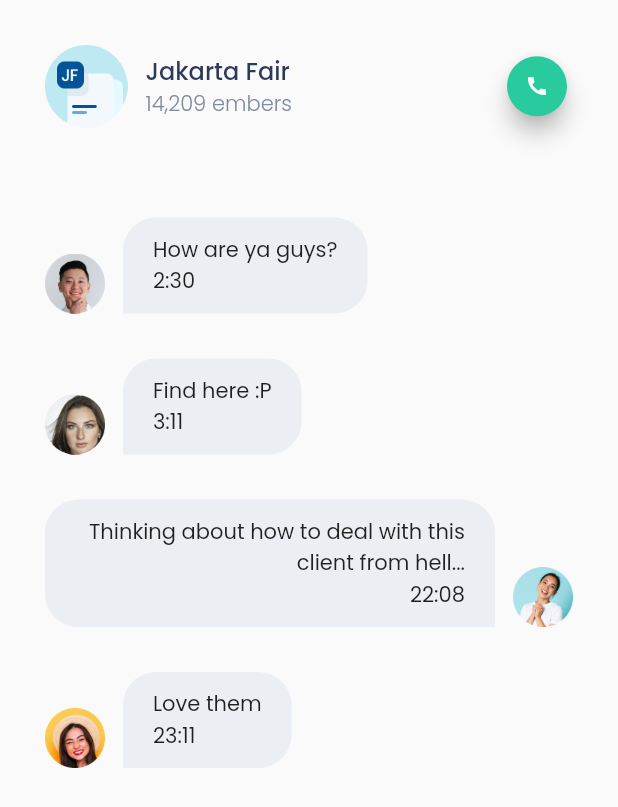
After one commit to FachrulRivaldy/bwa_chatty, a Flutter app: the screen it shows after launch, after a tap on "Jakarta Fair", on a phone screen of 412 x 824 dp. The commit adds this screen. Shown: the top 807 px of the screen. Run offline on Flutter 3.47's test engine with Material 2 defaults, Android fonts, the phone set to English and light mode, and no system bars.

Commit message:
Chatty 10 (End)

```diff
--- /dev/null
+++ b/lib/pages/chat_pages.dart
@@ -0,0 +1,77 @@
+import 'package:bwa_chatty/widgets/chat_bubble.dart';
+import 'package:flutter/material.dart';
+import 'package:bwa_chatty/theme.dart';
+
+class ChatPages extends StatelessWidget {
+  @override
+  Widget build(BuildContext context) {
+    return Scaffold(
+      body: SafeArea(
+          child: Padding(
+        padding: const EdgeInsets.all(30.0),
+        child: Center(
+          child: Column(
+            children: [
+              Row(
+                children: [
+                  Image.asset(
+                    'assets/images/group1.png',
+                    height: 55,
+                    width: 55,
+                  ),
+                  SizedBox(
+                    width: 12,
+                  ),
+                  Column(
+                    crossAxisAlignment: CrossAxisAlignment.start,
+                    children: [
+                      Text(
+                        "Jakarta Fair",
+                        style: titleTextStyle,
+                      ),
+                      Text("14,209 embers", style: subtitleTextStyle)
+                    ],
+                  ),
+                  Spacer(),
+                  FloatingActionButton(
+                    onPressed: () {},
+                    child: Icon(
+                      Icons.call,
+                      size: 16,
+                    ),
+                    backgroundColor: greenColor,
+                    mini: true,
+                  ),
+                ],
+              ),
+              SizedBox(
+                height: 30,
+              ),
+              ChatBubbleLeft(
+                imageUrl: 'assets/images/friend1.png',
+                text: 'How are ya guys?',
+                time: '2:30',
+              ),
+              ChatBubbleLeft(
+                imageUrl: 'assets/images/friend3.png',
+                text: 'Find here :P',
+                time: '3:11',
+              ),
+              ChatBubbleRight(
+                imageUrl: 'assets/images/profile.png',
+                text:
+                    'Thinking about how to deal with this client from hell...',
+                time: '22:08',
+              ),
+              ChatBubbleLeft(
+                imageUrl: 'assets/images/friend2.png',
+                text: 'Love them',
+                time: '23:11',
+              ),
+            ],
+          ),
+        ),
+      )),
+    );
+  }
+}
--- a/lib/pages/homepage.dart
+++ b/lib/pages/homepage.dart
@@ -1,3 +1,4 @@
+import 'package:bwa_chatty/pages/chat_pages.dart';
 import 'package:bwa_chatty/widgets/chat_tile.dart';
 import 'package:flutter/material.dart';
 import '../theme.dart';
@@ -88,12 +89,20 @@ class HomePage extends StatelessWidget {
                       "Groups",
                       style: titleTextStyle,
                     ),
-                    ChatTile(
-                      imageUrl: 'assets/images/group1.png',
-                      name: "Jakarta Fair",
-                      subText: "Why does everyone ca...",
-                      time: "11:11",
-                      unread: false,
+                    InkWell(
+                      onTap: () {
+                        Navigator.push(
+                            context,
+                            MaterialPageRoute(
+                                builder: (context) => ChatPages()));
+                      },
+                      child: ChatTile(
+                        imageUrl: 'assets/images/group1.png',
+                        name: "Jakarta Fair",
+                        subText: "Why does everyone ca...",
+                        time: "11:11",
+                        unread: false,
+                      ),
                     ),
                     ChatTile(
                       imageUrl: 'assets/images/group2.png',
--- /dev/null
+++ b/lib/widgets/chat_bubble.dart
@@ -0,0 +1,104 @@
+import 'package:flutter/material.dart';
+
+class ChatBubbleLeft extends StatelessWidget {
+  final String imageUrl;
+  final String text;
+  final String time;
+
+  ChatBubbleLeft({
+    this.imageUrl = '',
+    this.text = '',
+    this.time = '',
+  });
+
+  @override
+  Widget build(BuildContext context) {
+    return Padding(
+      padding: EdgeInsets.only(top: 30),
+      child: Row(
+        crossAxisAlignment: CrossAxisAlignment.end,
+        children: [
+          Image.asset(
+            imageUrl,
+            height: 40,
+            width: 40,
+          ),
+          SizedBox(
+            width: 12,
+          ),
+          Flexible(
+            child: Container(
+              padding: EdgeInsets.symmetric(horizontal: 20, vertical: 11),
+              decoration: BoxDecoration(
+                  color: Color(0XFFEBEFF3),
+                  borderRadius: BorderRadius.only(
+                      topLeft: Radius.circular(22),
+                      topRight: Radius.circular(22),
+                      bottomRight: Radius.circular(22))),
+              child: Column(
+                mainAxisAlignment: MainAxisAlignment.spaceEvenly,
+                crossAxisAlignment: CrossAxisAlignment.start,
+                children: [Text(text), Text(time)],
+              ),
+            ),
+          )
+        ],
+      ),
+    );
+  }
+}
+
+class ChatBubbleRight extends StatelessWidget {
+  final String imageUrl;
+  final String text;
+  final String time;
+
+  ChatBubbleRight({
+    this.imageUrl = '',
+    this.text = '',
+    this.time = '',
+  });
+
+  @override
+  Widget build(BuildContext context) {
+    return Padding(
+      padding: EdgeInsets.only(top: 30),
+      child: Row(
+        crossAxisAlignment: CrossAxisAlignment.end,
+        mainAxisAlignment: MainAxisAlignment.end,
+        children: [
+          Flexible(
+            child: Container(
+              padding: EdgeInsets.symmetric(horizontal: 20, vertical: 11),
+              decoration: BoxDecoration(
+                  color: Color(0XFFEBEFF3),
+                  borderRadius: BorderRadius.only(
+                      topLeft: Radius.circular(22),
+                      topRight: Radius.circular(22),
+                      bottomLeft: Radius.circular(22))),
+              child: Column(
+                mainAxisAlignment: MainAxisAlignment.spaceEvenly,
+                crossAxisAlignment: CrossAxisAlignment.end,
+                children: [
+                  Text(
+                    text,
+                    textAlign: TextAlign.end,
+                  ),
+                  Text(time)
+                ],
+              ),
+            ),
+          ),
+          SizedBox(
+            width: 12,
+          ),
+          Image.asset(
+            imageUrl,
+            height: 40,
+            width: 40,
+          ),
+        ],
+      ),
+    );
+  }
+}
```
Also changed, not shown: assets/images/profile.png (added).
